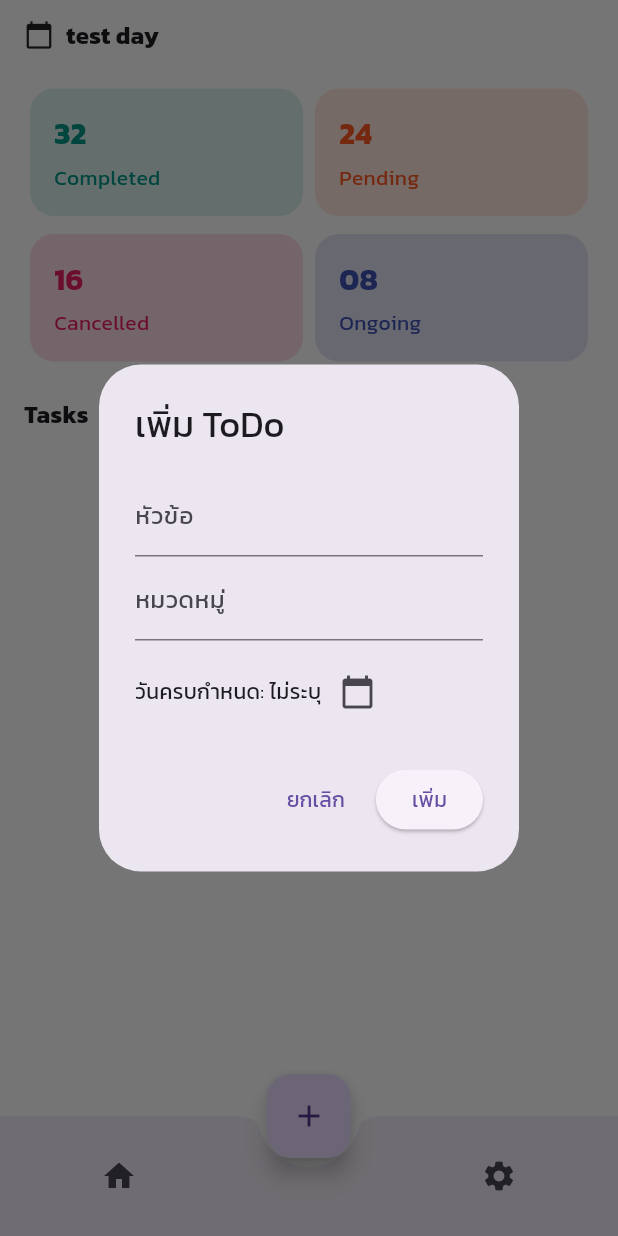
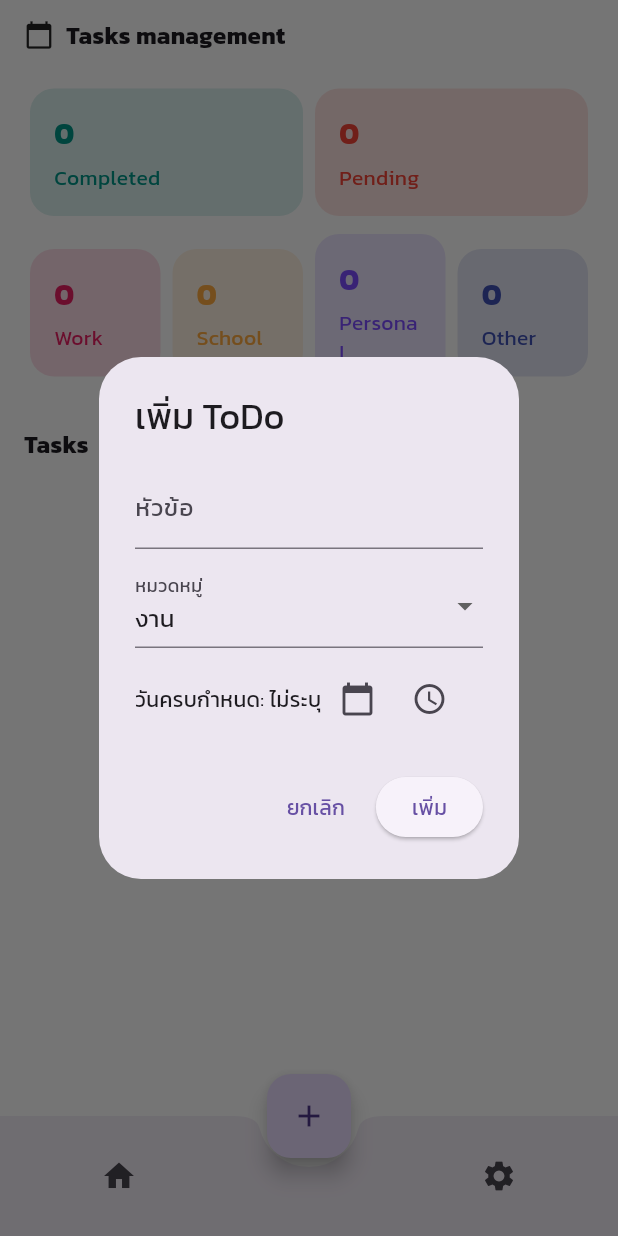
Before and after one commit to SSmikey/Flutter_todo_list, a Flutter app: the HomePage screen opened by its route, after a tap on the "add" icon, on a phone screen of 412 x 824 dp. Run offline on Flutter 3.47's test engine with Material 3 defaults, Android fonts, the phone set to English and light mode, and no system bars; our stand-ins replace get, get_storage; accounts and stored records are empty.

Commit message:
add/task-manage

```diff
--- a/lib/app/controllers/auth_controller.dart
+++ b/lib/app/controllers/auth_controller.dart
@@ -1,7 +1,5 @@
 import 'package:get/get.dart';
 import 'package:get_storage/get_storage.dart';
-import 'dart:convert';
-import 'dart:io';
 import 'package:flutter/material.dart';
 
 class AuthController extends GetxController {
--- a/lib/app/views/home_page.dart
+++ b/lib/app/views/home_page.dart
@@ -11,23 +11,26 @@ class HomePage extends StatelessWidget {
 
   void _showAddOrEditDialog(BuildContext context, {TodoModel? existing}) {
     final titleC = TextEditingController(text: existing?.title ?? '');
-    final categoryC = TextEditingController(text: existing?.category ?? '');
+    final List<String> categories = ['งาน', 'โรงเรียน', 'ส่วนตัว', 'อื่นๆ'];
+    String selectedCategory = existing?.category ?? categories[0];
     DateTime? pickedDate = existing?.dueDate;
+    TimeOfDay? pickedTime = existing?.dueDate != null
+        ? TimeOfDay(hour: existing!.dueDate!.hour, minute: existing.dueDate!.minute)
+        : null;
 
-    String getDateString(DateTime? date) {
+    String getDateTimeString(DateTime? date, TimeOfDay? time) {
       if (date == null) return 'ไม่ระบุ';
-      try {
-        return "${date.day.toString().padLeft(2, '0')}/${date.month.toString().padLeft(2, '0')}/${date.year}";
-      } catch (_) {
-        return 'ไม่ระบุ';
-      }
+      final dateStr = "${date.day.toString().padLeft(2, '0')}/${date.month.toString().padLeft(2, '0')}/${date.year}";
+      final timeStr = time != null ? "${time.hour.toString().padLeft(2, '0')}:${time.minute.toString().padLeft(2, '0')}" : '--:--';
+      return "$dateStr $timeStr";
     }
 
     showDialog(
       context: context,
       builder: (_) => AlertDialog(
         title: Text(existing == null ? 'เพิ่ม ToDo' : 'แก้ไข ToDo'),
-        content: SingleChildScrollView(
+        content: StatefulBuilder(
+          builder: (context, setState) => SingleChildScrollView(
             child: Column(
               mainAxisSize: MainAxisSize.min,
               children: [
@@ -35,15 +38,23 @@ class HomePage extends StatelessWidget {
                   controller: titleC,
                   decoration: const InputDecoration(labelText: 'หัวข้อ'),
                 ),
-              TextField(
-                controller: categoryC,
+                const SizedBox(height: 10),
+                DropdownButtonFormField<String>(
+                  value: selectedCategory,
                   decoration: const InputDecoration(labelText: 'หมวดหมู่'),
+                  items: categories.map((cat) => DropdownMenuItem(
+                    value: cat,
+                    child: Text(cat),
+                  )).toList(),
+                  onChanged: (val) {
+                    if (val != null) setState(() => selectedCategory = val);
+                  },
                 ),
                 const SizedBox(height: 10),
                 Row(
                   children: [
                     const Text('วันครบกำหนด: '),
-                  Text(getDateString(pickedDate)),
+                    Text(getDateTimeString(pickedDate, pickedTime)),
                     IconButton(
                       icon: const Icon(Icons.calendar_today),
                       onPressed: () async {
@@ -53,12 +64,23 @@ class HomePage extends StatelessWidget {
                           firstDate: DateTime(2000),
                           lastDate: DateTime(2100),
                         );
-                      if (dt != null) pickedDate = dt;
+                        if (dt != null) setState(() => pickedDate = dt);
+                      },
+                    ),
+                    IconButton(
+                      icon: const Icon(Icons.access_time),
+                      onPressed: () async {
+                        final tm = await showTimePicker(
+                          context: context,
+                          initialTime: pickedTime ?? TimeOfDay.now(),
+                        );
+                        if (tm != null) setState(() => pickedTime = tm);
                       },
                     ),
                   ],
                 ),
               ],
+            ),
           ),
         ),
         actions: [
@@ -69,13 +91,27 @@ class HomePage extends StatelessWidget {
           ElevatedButton(
             onPressed: () {
               final title = titleC.text.trim();
-              final category = categoryC.text.trim();
+              final category = selectedCategory;
               if (title.isEmpty) return;
+              DateTime? finalDate;
+              if (pickedDate != null) {
+                if (pickedTime != null) {
+                  finalDate = DateTime(
+                    pickedDate!.year,
+                    pickedDate!.month,
+                    pickedDate!.day,
+                    pickedTime!.hour,
+                    pickedTime!.minute,
+                  );
+                } else {
+                  finalDate = pickedDate;
+                }
+              }
               if (existing == null) {
-                controller.addTodo(title, category, pickedDate);
+                controller.addTodo(title, category, finalDate);
               } else {
                 controller.deleteTodo(existing.id);
-                controller.addTodo(title, category, pickedDate);
+                controller.addTodo(title, category, finalDate);
               }
               Navigator.pop(context);
             },
@@ -129,7 +165,7 @@ class HomePage extends StatelessWidget {
                       Icon(Icons.calendar_today, size: 20),
                       SizedBox(width: 8),
                       Text(
-                        "test day",
+                        "Tasks management",
                         style: TextStyle(fontSize: 16, fontWeight: FontWeight.bold),
                       ),
                     ],
@@ -139,23 +175,34 @@ class HomePage extends StatelessWidget {
               const SizedBox(height: 24),
 
               // Statistics Grid
-              Column(
+              Obx(() {
+                final todos = controller.todos;
+                final completed = todos.where((t) => t.isDone == true).length;
+                final pending = todos.where((t) => t.isDone != true).length;
+                final work = todos.where((t) => t.category == 'งาน').length;
+                final school = todos.where((t) => t.category == 'โรงเรียน').length;
+                final personal = todos.where((t) => t.category == 'ส่วนตัว').length;
+                final other = todos.where((t) => t.category == 'อื่นๆ').length;
+                return Column(
                   children: [
                     Row(
                       children: [
-                      _buildStatBox("32", "Completed", Colors.teal),
-                      _buildStatBox("24", "Pending", Colors.deepOrange),
+                        _buildStatBox(completed.toString(), "Completed", Colors.teal),
+                        _buildStatBox(pending.toString(), "Pending", Colors.red),
                       ],
                     ),
                     const SizedBox(height: 12),
                     Row(
                       children: [
-                      _buildStatBox("16", "Cancelled", Colors.pink),
-                      _buildStatBox("08", "Ongoing", Colors.indigo),
+                        _buildStatBox(work.toString(), "Work", Colors.pink),
+                        _buildStatBox(school.toString(), "School", Colors.orangeAccent),
+                        _buildStatBox(personal.toString(), "Personal", Colors.deepPurpleAccent),
+                        _buildStatBox(other.toString(), "Other", Colors.indigo),
                       ],
                     ),
                   ],
-              ),
+                );
+              }),
               const SizedBox(height: 24),
 
               // Tasks header
@@ -178,9 +225,31 @@ class HomePage extends StatelessWidget {
                     separatorBuilder: (_, __) => const Divider(height: 1),
                     itemBuilder: (_, index) {
                       final todo = controller.todos[index];
+                      String dateTimeStr = '';
+                      if (todo.dueDate != null) {
+                        final d = todo.dueDate!;
+                        dateTimeStr = "${d.day.toString().padLeft(2, '0')}/${d.month.toString().padLeft(2, '0')}/${d.year} "
+                          "${d.hour.toString().padLeft(2, '0')}:${d.minute.toString().padLeft(2, '0')}";
+                      }
                       return Padding(
                         padding: const EdgeInsets.symmetric(vertical: 4.0),
-                        child: TodoCard(todo: todo),
+                        child: Column(
+                          crossAxisAlignment: CrossAxisAlignment.start,
+                          children: [
+                            TodoCard(
+                              todo: todo,
+                              cardColor: todo.isDone == true ? Colors.teal.withOpacity(0.15) : Colors.white,
+                            ),
+                            if (dateTimeStr.isNotEmpty)
+                              Padding(
+                                padding: const EdgeInsets.only(left: 12, top: 2, bottom: 8),
+                                child: Text(
+                                  'กำหนด: $dateTimeStr',
+                                  style: const TextStyle(fontSize: 13, color: Colors.grey),
+                                ),
+                              ),
+                          ],
+                        ),
                       );
                     },
                   );
```
Also changed, not shown: lib/app/widgets/todo_card.dart (+4 -5 lines). Lines whose indentation alone changed are shown as unchanged.
